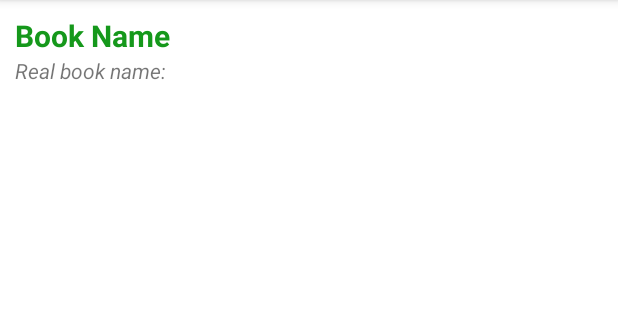
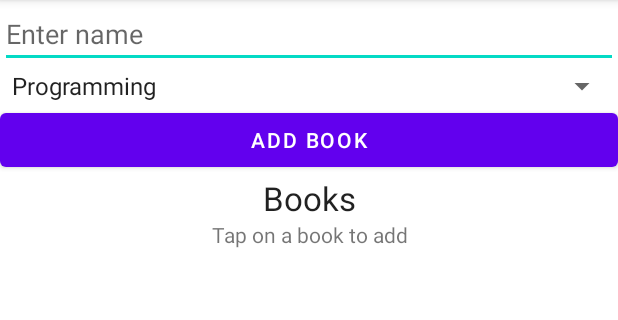
Before and after one commit to Joseph-beep-tech/Mobile-Library, an Android app: the SavedBookActivity screen opened directly, with no data from a screen before it, on a phone screen of 412 x 824 dp, the part 84-404 px from its top. Run offline under Robolectric (Android 15) with nearby library versions, the phone set to English and light mode, and no system bars; our stand-ins replace Firebase (no records; nobody signed in at launch, a user with empty details on screens opened directly); Roboto replaces fonts that are not available here.

Commit message:
fire functionality

```diff
--- a/app/src/main/java/com/moringaschool/mobilelibrary/SavedBookActivity.java
+++ b/app/src/main/java/com/moringaschool/mobilelibrary/SavedBookActivity.java
@@ -3,12 +3,62 @@ package com.moringaschool.mobilelibrary;
 import androidx.appcompat.app.AppCompatActivity;
 
 import android.os.Bundle;
+import android.text.TextUtils;
+import android.view.View;
+import android.widget.Button;
+import android.widget.EditText;
+import android.widget.Spinner;
+import android.widget.Toast;
+
+import com.google.firebase.database.DatabaseReference;
+import com.google.firebase.database.FirebaseDatabase;
+
+import org.w3c.dom.Text;
 
 public class SavedBookActivity extends AppCompatActivity {
+
+    EditText editTextName;
+    Button buttonAdd;
+    Spinner spinnerGenres;
+
+    DatabaseReference databaseArtists;
 
     @Override
     protected void onCreate(Bundle savedInstanceState) {
         super.onCreate(savedInstanceState);
         setContentView(R.layout.activity_saved_book);
+
+        databaseArtists = FirebaseDatabase.getInstance().getReference("artists");
+
+        editTextName = (EditText) findViewById(R.id.editTextName);
+        buttonAdd = (Button) findViewById(R.id.buttonAddArtist);
+        spinnerGenres = (Spinner) findViewById(R.id.spinnerGenres);
+
+        buttonAdd.setOnClickListener(new View.OnClickListener(){
+            @Override
+            public void onClick(View view){
+                addArtist();
+
+            }
+        });
+    }
+
+    private void addArtist(){
+        String name = editTextName.getText().toString().trim();
+        String genre = spinnerGenres.getSelectedItem().toString();
+
+        if (!TextUtils.isEmpty(name)){
+
+           String id = databaseArtists.push().getKey();
+
+           Artist artist = new Artist(id, name, genre);
+
+           databaseArtists.child(id).setValue(artist);
+
+           Toast.makeText(this, "Book Added", Toast.LENGTH_LONG).show();
+
+        }else{
+            Toast.makeText(this, "You should enter a name", Toast.LENGTH_LONG).show();
+        }
     }
 }
--- a/app/src/main/java/com/moringaschool/mobilelibrary/adapters/BookListAdapter.java
+++ b/app/src/main/java/com/moringaschool/mobilelibrary/adapters/BookListAdapter.java
@@ -71,7 +71,7 @@ public class BookListAdapter extends RecyclerView.Adapter<BookListAdapter.BookVi
             int itemPosition = getLayoutPosition();
             Intent intent = new Intent(mContext, BookDetailActivity.class);
             intent.putExtra("position", itemPosition);
-            intent.putExtra("booksAgnes", Parcels.wrap(books));
+            intent.putExtra("books", Parcels.wrap(books));
             mContext.startActivity(intent);
         }
 
--- a/app/src/main/res/layout/activity_saved_book.xml
+++ b/app/src/main/res/layout/activity_saved_book.xml
@@ -7,36 +7,55 @@
     tools:context=".SavedBookActivity">
 
 
-    <ImageView
-        android:layout_width="130dp"
-        android:layout_height="100dp"
-        android:id="@+id/bookSavedImageView"
-        android:src="@drawable/books"
-        android:scaleType="centerCrop"/>
-    <LinearLayout
-        android:orientation="vertical"
+
+    <EditText
+        android:id="@+id/editTextName"
         android:layout_width="match_parent"
-        android:background="#ffffff"
-        android:layout_height="match_parent"
-        android:padding="10dp">
-        <TextView
-            android:layout_width="wrap_content"
-            android:layout_height="wrap_content"
-            android:id="@+id/bookSavedNameTextView"
-            android:textSize="20dp"
-            android:textStyle="bold"
-            android:text="Book Name"
-            android:textColor="#15981B"/>
-        <TextView
-            android:layout_width="wrap_content"
-            android:layout_height="wrap_content"
-            android:text="Real book name: "
-            android:id="@+id/realBookNameSavedTextView"
-            android:layout_below="@+id/bookNameTextView"
-            android:layout_alignParentLeft="true"
-            android:layout_alignParentStart="true"
-            android:textStyle="italic"/>
-    </LinearLayout>
+        android:layout_height="wrap_content"
+        android:hint="Enter name" />
+
+    <Spinner
+        android:id="@+id/spinnerGenres"
+        android:layout_width="match_parent"
+        android:layout_height="wrap_content"
+        android:layout_below="@id/editTextName"
+        android:entries="@array/books">
+
+    </Spinner>
 
 
+
+    <Button
+        android:id="@+id/buttonAddArtist"
+        android:layout_width="match_parent"
+        android:layout_height="wrap_content"
+        android:layout_below="@id/spinnerGenres"
+        android:text="Add Book" />
+
+    <TextView
+        android:id="@+id/textView"
+        android:layout_width="match_parent"
+        android:layout_height="wrap_content"
+        android:layout_below="@id/buttonAddArtist"
+
+        android:text="Books"
+        android:textAlignment="center"
+        android:textAppearance="@style/Base.TextAppearance.AppCompat.Large" />
+
+    <TextView
+        android:id="@+id/textView1"
+        android:layout_width="match_parent"
+        android:layout_height="wrap_content"
+        android:layout_below="@id/textView"
+        android:text="Tap on a book to add"
+        android:textAlignment="center" />
+
+    <ListView
+        android:id="@+id/listViewArtists"
+        android:layout_width="match_parent"
+        android:layout_height="wrap_content"
+        android:layout_below="@+id/textView1">
+
+    </ListView>
+
 </RelativeLayout>
--- a/app/src/main/res/layout/book_list_item.xml
+++ b/app/src/main/res/layout/book_list_item.xml
@@ -54,6 +54,8 @@
                 android:layout_alignParentRight="true"
                 android:text="SelfLink"
                 android:textColor="@color/white" />
+
+
         </RelativeLayout>
     </LinearLayout>
 </LinearLayout>
--- a/app/src/main/res/values/strings.xml
+++ b/app/src/main/res/values/strings.xml
@@ -3,4 +3,15 @@
     <!-- TODO: Remove or change this placeholder text -->
     <string name="hello_blank_fragment">Hello blank fragment</string>
     <string name="search" />
+    <string name="books"/>
+    <array name="books">
+        <item>Programming</item>
+        <item>Social intelligence</item>
+        <item>Ethical hacker</item>
+        <item>Political books</item>
+    </array>
+
+
+
+
 </resources>
```
Also changed, not shown: app/src/main/AndroidManifest.xml (+9 -3 lines), app/src/main/java/com/moringaschool/mobilelibrary/Artist.java (added, +25 -0 lines), app/src/main/java/com/moringaschool/mobilelibrary/BookListActivity.java (+16 -0 lines), app/src/main/java/com/moringaschool/mobilelibrary/MainActivity.java (+11 -2 lines), app/src/main/res/layout/activity_book.xml (+13 -0 lines), app/src/main/res/layout/activity_main.xml (+7 -18 lines).
